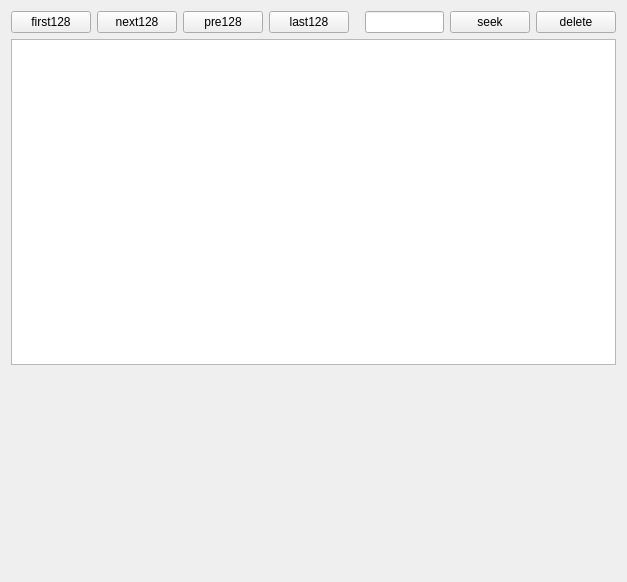
The window that datafeed/ui/historytickform.ui (xclxxl414/bftrader) describes before a commit, drawn with Qt 5.
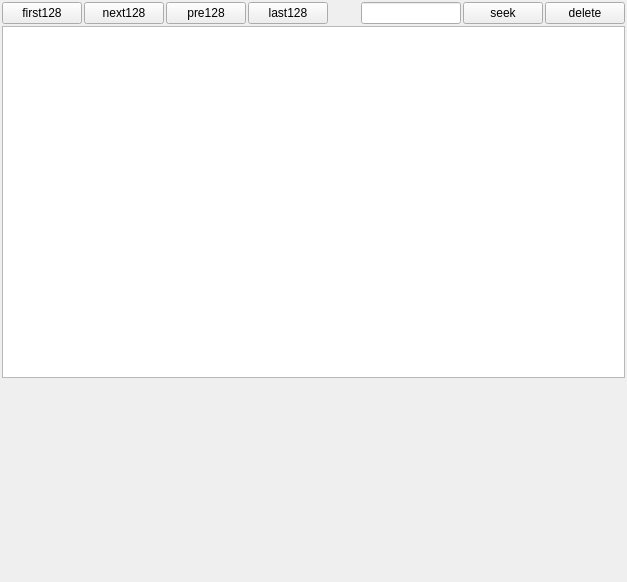
The same window after the commit. Custom widgets are drawn as their Qt base class.

Patch:
```diff
--- a/datafeed/ui/historytickform.ui
+++ b/datafeed/ui/historytickform.ui
@@ -14,6 +14,21 @@
    <string>Form</string>
   </property>
   <layout class="QVBoxLayout" name="verticalLayout">
+   <property name="spacing">
+    <number>2</number>
+   </property>
+   <property name="leftMargin">
+    <number>2</number>
+   </property>
+   <property name="topMargin">
+    <number>2</number>
+   </property>
+   <property name="rightMargin">
+    <number>2</number>
+   </property>
+   <property name="bottomMargin">
+    <number>2</number>
+   </property>
    <item>
     <layout class="QHBoxLayout" name="horizontalLayout">
      <item>
```
